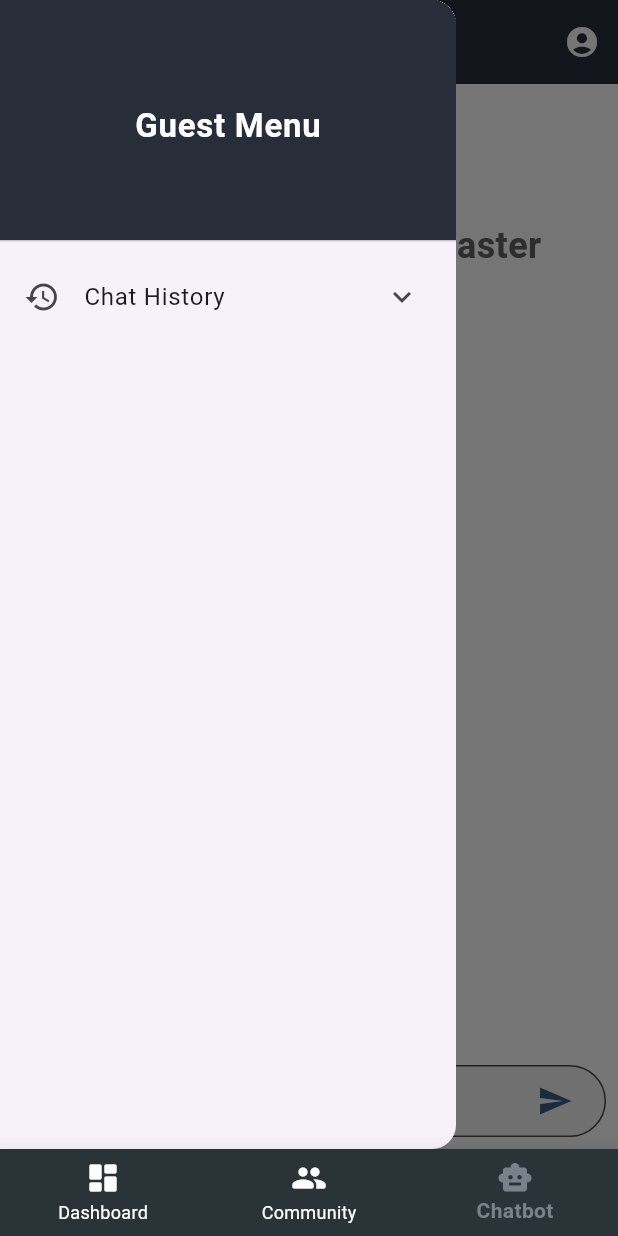
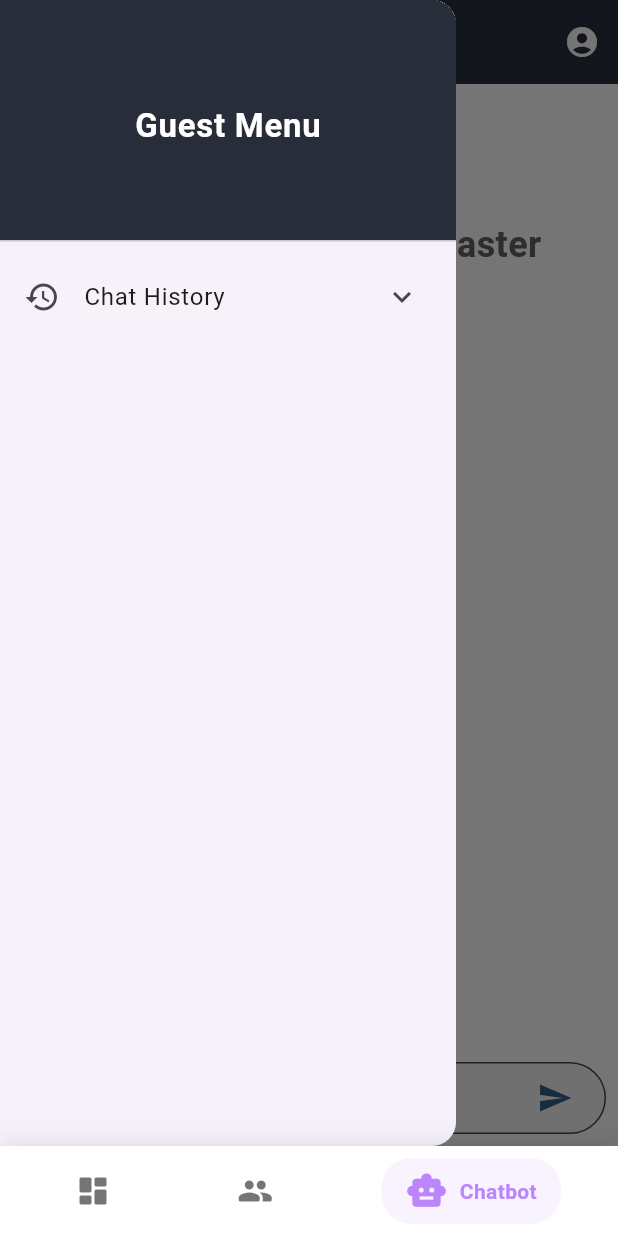
Before and after one commit to alphaxivix/campusLink, a Flutter app: the MainPage screen opened by its route, item 3 of the bottom bar chosen, in the side drawer, after a tap on the "menu" icon, on a phone screen of 412 x 824 dp. Run offline on Flutter 3.47's test engine with Material 3 defaults, Android fonts, the light colour scheme and no system bars; network calls fail.

Commit message:
change the style of bottom navigation bar

```diff
--- a/campuslink/lib/screens/main_page.dart
+++ b/campuslink/lib/screens/main_page.dart
@@ -1,4 +1,3 @@
-
 import 'package:campuslink/screens/admin_dashboard.dart/admin_dashboard.dart';
 import 'package:campuslink/screens/chatbot/chatbot.dart';
 import 'package:campuslink/screens/chatroom/chatroom.dart';
@@ -8,119 +7,92 @@ import 'package:campuslink/screens/student_dashboard/student_dashboard.dart';
 import 'package:campuslink/screens/teacher_dashboard/teacher_dashboard.dart';
 import 'package:flutter/material.dart';
 
+class NavItem {
+  final IconData icon;
+  final String label;
+  final Color activeColor;
+
+  const NavItem({
+    required this.icon,
+    required this.label,
+    this.activeColor = const Color(0xFF6200EE),
+  });
+}
+
 class MainPage extends StatefulWidget {
-  final String userType; // Pass the user type as a parameter (e.g., "Guest", "Admin")
+  final String userType;
 
-  MainPage({required this.userType});
+  const MainPage({super.key, required this.userType});
 
   @override
-  _MainPageState createState() => _MainPageState();
+  State<MainPage> createState() => _MainPageState();
 }
 
 class _MainPageState extends State<MainPage> {
   int _currentIndex = 0;
-
   late List<Widget> _pages;
-  late List<BottomNavigationBarItem> _bottomNavItems;
+  late List<NavItem> _navItems;
 
   @override
   void initState() {
     super.initState();
+    _initializeNavigation();
+  }
 
-    // Define pages and navigation items based on userType
-    if (widget.userType == 'Guest') {
+  void _initializeNavigation() {
+    final baseNavItems = <NavItem>[
+      const NavItem(
+        icon: Icons.dashboard_rounded,
+        label: 'Dashboard',
+        activeColor: Color(0xFF6200EE),
+      ),
+      const NavItem(
+        icon: Icons.group_rounded,
+        label: 'Community',
+        activeColor: Color(0xFF03DAC6),
+      ),
+    ];
+
+    switch (widget.userType) {
+      case 'Guest':
         _pages = [
           GuestDashboard(),
           CommunityPost(),
           Chatbot(),
         ];
-      _bottomNavItems = [
-        BottomNavigationBarItem(
-          icon: Icon(Icons.dashboard_rounded),
-          label: 'Dashboard',
-        ),
-        BottomNavigationBarItem(
-          icon: Icon(Icons.group_rounded),
-          label: 'Community',
-        ),
-        BottomNavigationBarItem(
-          icon: Icon(Icons.smart_toy),
+        _navItems = [
+          ...baseNavItems,
+          const NavItem(
+            icon: Icons.smart_toy,
             label: 'Chatbot',
+            activeColor: Color(0xFFBB86FC),
           ),
         ];
-    } else if (widget.userType == 'Admin') {
+      case 'Admin':
+      case 'Student':
+      case 'Teacher':
         _pages = [
-        AdminDashboard(),
+          if (widget.userType == 'Admin')
+            AdminDashboard()
+          else if (widget.userType == 'Student')
+            StudentDashboard()
+          else
+            TeacherDashboard(),
           CommunityPost(),
           Chatroom(),
           Chatbot(),
         ];
-      _bottomNavItems = [
-        BottomNavigationBarItem(
-          icon: Icon(Icons.dashboard_rounded),
-          label: 'Dashboard',
+        _navItems = [
+          ...baseNavItems,
+          const NavItem(
+            icon: Icons.chat_rounded,
+            label: 'Chatroom',
+            activeColor: Color(0xFF018786),
           ),
-        BottomNavigationBarItem(
-          icon: Icon(Icons.group_rounded),
-          label: 'Community',
-        ),
-        BottomNavigationBarItem(
-          icon: Icon(Icons.chat_rounded),
-          label: 'Chatroom',
-        ),
-        BottomNavigationBarItem(
-          icon: Icon(Icons.smart_toy),
+          const NavItem(
+            icon: Icons.smart_toy,
             label: 'Chatbot',
-        ),
-      ];
-    } else if (widget.userType == 'Student') {
-      _pages = [
-        StudentDashboard(), // Update with StudentDashboard
-        CommunityPost(),
-        Chatroom(),
-        Chatbot(),
-      ];
-      _bottomNavItems = [
-        BottomNavigationBarItem(
-          icon: Icon(Icons.dashboard_rounded),
-          label: 'Dashboard',
-        ),
-        BottomNavigationBarItem(
-          icon: Icon(Icons.group_rounded),
-          label: 'Community',
-        ),
-        BottomNavigationBarItem(
-          icon: Icon(Icons.chat_rounded),
-          label: 'Chatroom',
-        ),
-        BottomNavigationBarItem(
-          icon: Icon(Icons.smart_toy),
-          label: 'Chatbot',
-        ),
-      ];
-    } else if (widget.userType == 'Teacher') {
-      _pages = [
-        TeacherDashboard(), // Update with TeacherDashboard
-        CommunityPost(),
-        Chatroom(),
-        Chatbot(),
-      ];
-      _bottomNavItems = [
-        BottomNavigationBarItem(
-          icon: Icon(Icons.dashboard_rounded),
-          label: 'Dashboard',
-        ),
-        BottomNavigationBarItem(
-          icon: Icon(Icons.group_rounded),
-          label: 'Community',
-        ),
-        BottomNavigationBarItem(
-          icon: Icon(Icons.chat_rounded),
-          label: 'Chatroom',
-        ),
-        BottomNavigationBarItem(
-          icon: Icon(Icons.smart_toy),
-          label: 'Chatbot',
+            activeColor: Color(0xFFBB86FC),
           ),
         ];
     }
@@ -130,26 +102,66 @@ class _MainPageState extends State<MainPage> {
   Widget build(BuildContext context) {
     return Scaffold(
       body: _pages[_currentIndex],
-      bottomNavigationBar: BottomNavigationBar(
-        type: BottomNavigationBarType.fixed,
-        backgroundColor: const Color.fromARGB(255, 41, 51, 56),
-        selectedItemColor: const Color.fromARGB(255, 121, 130, 139),
-        unselectedItemColor: Colors.white,
-        currentIndex: _currentIndex,
-        elevation: 12,
-        onTap: (index) {
-          setState(() {
-            _currentIndex = index;
-          });
-        },
-        items: _bottomNavItems,
-        selectedLabelStyle: TextStyle(
+      bottomNavigationBar: Container(
+        padding: const EdgeInsets.symmetric(horizontal: 8, vertical: 8),
+        decoration: BoxDecoration(
+          color: Colors.white,
+          boxShadow: [
+            BoxShadow(
+              color: Colors.black.withOpacity(0.1),
+              blurRadius: 12,
+              offset: const Offset(0, -2),
+            ),
+          ],
+        ),
+        child: Row(
+          mainAxisAlignment: MainAxisAlignment.spaceAround,
+          children: List.generate(
+            _navItems.length,
+            (index) => _buildNavItem(_navItems[index], index),
+          ),
+        ),
+      ),
+    );
+  }
+
+  Widget _buildNavItem(NavItem item, int index) {
+    final isSelected = _currentIndex == index;
+
+    return GestureDetector(
+      onTap: () => setState(() => _currentIndex = index),
+      child: AnimatedContainer(
+        duration: const Duration(milliseconds: 200),
+        padding: EdgeInsets.symmetric(
+          horizontal: isSelected ? 16.0 : 12.0,
+          vertical: 8.0,
+        ),
+        decoration: BoxDecoration(
+          color: isSelected
+              ? item.activeColor.withOpacity(0.1)
+              : Colors.transparent,
+          borderRadius: BorderRadius.circular(20),
+        ),
+        child: Row(
+          mainAxisSize: MainAxisSize.min,
+          children: [
+            Icon(
+              item.icon,
+              color: isSelected ? item.activeColor : Colors.grey[600],
+              size: isSelected ? 28 : 24,
+            ),
+            if (isSelected) ...[
+              const SizedBox(width: 8),
+              Text(
+                item.label,
+                style: TextStyle(
+                  color: item.activeColor,
                   fontWeight: FontWeight.bold,
-          color: Colors.blue[700],
+                  fontSize: 14,
                 ),
-        unselectedLabelStyle: TextStyle(
-          fontWeight: FontWeight.normal,
-          color: Colors.grey[600],
+              ),
+            ],
+          ],
         ),
       ),
     );
```
Lines whose indentation alone changed are shown as unchanged.
